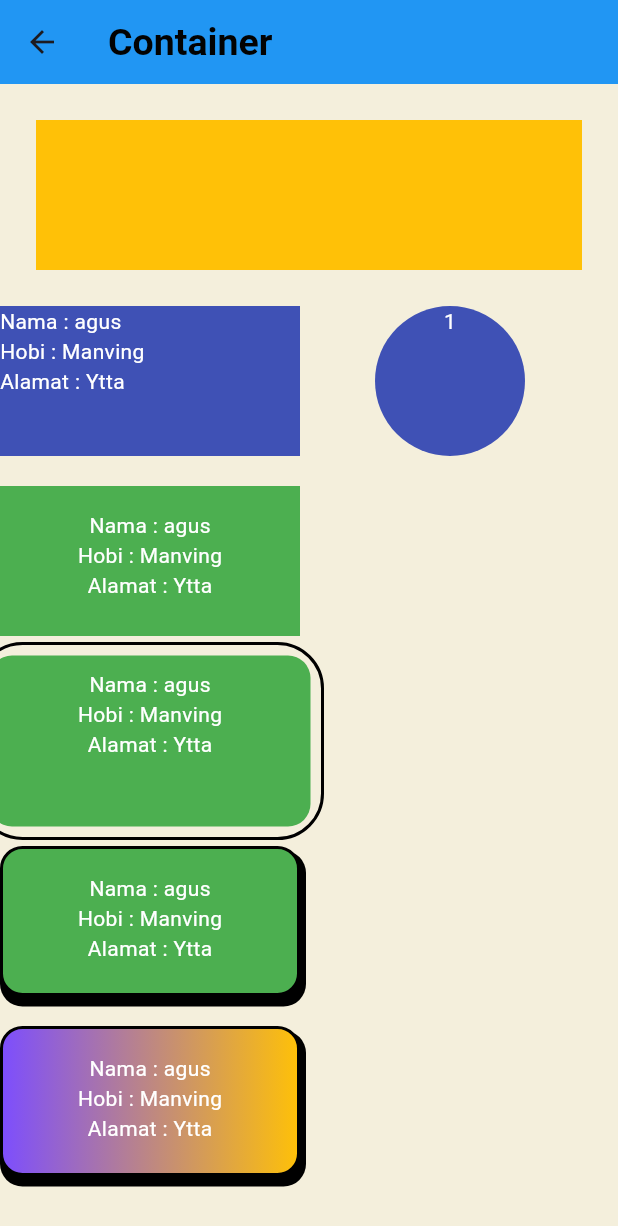
After one commit to ShineyVamp/PPKD_Tugas_Dan_Materi, a Flutter app: the ContainerDay6 screen opened directly, on a phone screen of 412 x 824 dp. The commit adds this screen. Shown: the top 1226 px of the screen. Run offline on Flutter 3.47's test engine with Material 3 defaults, Android fonts, the phone set to English and light mode, and no system bars.

Commit message:
belajar hari ini

```diff
--- /dev/null
+++ b/hari6-17/flutterday6/lib/day_6/container.dart
@@ -0,0 +1,165 @@
+import 'package:flutter/material.dart';
+
+class ContainerDay6 extends StatelessWidget {
+  const ContainerDay6({super.key});
+
+  @override
+  Widget build(BuildContext context) {
+    return Scaffold(
+      backgroundColor: Color(0xfff4efdc),
+      appBar: AppBar(
+        title: Text("Container"),
+        titleTextStyle: TextStyle(color: const Color.fromARGB(255, 2, 2, 2), fontSize: 25, fontWeight: FontWeight.bold),
+        backgroundColor: Colors.blue,
+      ),
+      body: Column(
+        crossAxisAlignment: CrossAxisAlignment.start,
+        children: [
+          Padding(
+            padding: const EdgeInsets.all(24.0),
+            // container 1
+            child: Container(
+              height: 100,
+              width: 400,
+              color: Colors.amber,
+            ),
+          ),
+          // container 2
+          Row(
+            children: [
+              Container(
+                height: 100,
+                width: 200,
+                color: Colors.indigo,
+                child: Column(
+                  crossAxisAlignment: CrossAxisAlignment.start, // agar align bisa diterapkan harus ditulis di yang punya children nya (parent)
+                  children: [ // hanya bisa diisi yang support list
+                    Text("Nama : agus", style: TextStyle(color: Colors.white), textAlign: TextAlign.left,),
+                    Text("Hobi : Manving", style: TextStyle(color: Colors.white),),
+                    Text("Alamat : Ytta", style: TextStyle(color: Colors.white),)
+                  ],
+                ),
+              ),
+        Container(
+            height: 100,
+            width: 200,
+            decoration: BoxDecoration(
+              shape: BoxShape.circle,
+              color: Colors.indigo,
+            ),
+            child: Column( // agar align bisa diterapkan harus ditulis di yang punya children nya (parent)
+              children: [ // hanya bisa diisi yang support list
+                Text("1", style: TextStyle(color: Colors.white), textAlign: TextAlign.left,),
+              ],
+            ),
+          ),
+            ],
+          ),
+          // container 3
+          Container(
+            margin: EdgeInsets.only(top: 20),
+            padding: EdgeInsets.all(16),
+            height: 100,
+            width: 200,
+            color: Colors.green,
+            child: Column(
+              crossAxisAlignment: CrossAxisAlignment.center, // agar align bisa diterapkan harus ditulis di yang punya children nya (parent)
+              children: [ // hanya bisa diisi yang support list
+                Text("Nama : agus", style: TextStyle(color: Colors.white), textAlign: TextAlign.left,),
+                Text("Hobi : Manving", style: TextStyle(color: Colors.white),),
+                Text("Alamat : Ytta", style: TextStyle(color: Colors.white),)
+              ],
+            ),
+          ),
+          // container 4
+          Container(
+            margin: EdgeInsets.only(top: 20),
+            padding: EdgeInsets.all(16),
+            height: 100,
+            width: 200,
+            // color: Colors.green,
+            decoration: BoxDecoration(
+              color: Colors.green, //h harus ditulis dalam decoration jika pakai decoration, jika tidak akan error
+              // backgroundBlendMode: BlendMode.color
+              border: Border.all(color: Colors.black, width: 2, strokeAlign: 15),
+              borderRadius: BorderRadius.all(Radius.circular(15))
+            ),
+
+            child: Column(
+              crossAxisAlignment: CrossAxisAlignment.center, // agar align bisa diterapkan harus ditulis di yang punya children nya (parent)
+              children: [ // hanya bisa diisi yang support list
+                Text("Nama : agus", style: TextStyle(color: Colors.white), textAlign: TextAlign.left,),
+                Text("Hobi : Manving", style: TextStyle(color: Colors.white),),
+                Text("Alamat : Ytta", style: TextStyle(color: Colors.white),)
+              ],
+            ),
+          ),
+          // container 5
+          Container(
+            margin: EdgeInsets.only(top: 20),
+            padding: EdgeInsets.all(16),
+            height: 100,
+            width: 200,
+            // color: Colors.green,
+            decoration: BoxDecoration(
+              color: Colors.green, //h harus ditulis dalam decoration jika pakai decoration, jika tidak akan error
+              // backgroundBlendMode: BlendMode.color
+              border: Border.all(color: Colors.black, width: 2),
+              borderRadius: BorderRadius.all(Radius.circular(15)),
+              boxShadow: [
+                BoxShadow(
+                  blurStyle: BlurStyle.solid,
+                  blurRadius: 0,
+                  spreadRadius: 2,
+                  color: Colors.black,
+                  offset: Offset(2,5)
+                )
+              ]
+            ),
+
+            child: Column(
+              crossAxisAlignment: CrossAxisAlignment.center, // agar align bisa diterapkan harus ditulis di yang punya children nya (parent)
+              children: [ // hanya bisa diisi yang support list
+                Text("Nama : agus", style: TextStyle(color: Colors.white), textAlign: TextAlign.left,),
+                Text("Hobi : Manving", style: TextStyle(color: Colors.white),),
+                Text("Alamat : Ytta", style: TextStyle(color: Colors.white),)
+              ],
+            ),
+          ),
+          Container(
+            margin: EdgeInsets.only(top: 20),
+            padding: EdgeInsets.all(16),
+            height: 100,
+            width: 200,
+            // color: Colors.green,
+            decoration: BoxDecoration(
+              color: Colors.green, //harus ditulis dalam decoration jika pakai decoration, jika tidak akan error
+              // backgroundBlendMode: BlendMode.color
+              border: Border.all(color: Colors.black, width: 2),
+              borderRadius: BorderRadius.all(Radius.circular(15)),
+              boxShadow: [
+                BoxShadow(
+                  blurStyle: BlurStyle.solid,
+                  blurRadius: 0,
+                  spreadRadius: 2,
+                  color: Colors.black,
+                  offset: Offset(2,5)
+                )
+              ],
+              gradient: LinearGradient(colors:[Colors.deepPurpleAccent, Colors.amber])
+            ),
+
+            child: Column(
+              crossAxisAlignment: CrossAxisAlignment.center, // agar align bisa diterapkan harus ditulis di yang punya children nya (parent)
+              children: [ // hanya bisa diisi yang support list
+                Text("Nama : agus", style: TextStyle(color: Colors.white), textAlign: TextAlign.left,),
+                Text("Hobi : Manving", style: TextStyle(color: Colors.white),),
+                Text("Alamat : Ytta", style: TextStyle(color: Colors.white),)
+              ],
+            ),
+          ),
+        ],
+      ),
+    );
+  }
+}
--- a/hari6-17/flutterday6/lib/main.dart
+++ b/hari6-17/flutterday6/lib/main.dart
@@ -1,6 +1,10 @@
 import 'package:flutter/material.dart';
 import 'package:flutterday6/TugasFlutter/Tugas1Flutter.dart';
+import 'package:flutterday6/day_5/layouting.dart';
 import 'package:flutterday6/day_5/styling.dart';
+import 'package:flutterday6/day_6/container.dart';
+import 'package:flutterday6/day_6/image.dart';
+import 'package:flutterday6/day_6/layouting.dart';
 
 void main() {
   runApp(const MyApp());
@@ -32,7 +36,7 @@ class MyApp extends StatelessWidget {
         // tested with just a hot reload.
         colorScheme: .fromSeed(seedColor: Colors.deepPurple),
       ),
-      home: Tugas1flutter(),
+      home: ImageDay6(),
     );
   }
 }
--- a/hari6-17/flutterday6/pubspec.yaml
+++ b/hari6-17/flutterday6/pubspec.yaml
@@ -58,9 +58,8 @@ flutter:
   uses-material-design: true
 
   # To add assets to your application, add an assets section, like this:
-  # assets:
-  #   - images/a_dot_burr.jpeg
-  #   - images/a_dot_ham.jpeg
+  assets:
+    - assets/images/
 
   # An image asset can refer to one or more resolution-specific "variants", see
   # https://flutter.dev/to/resolution-aware-images
```
Also changed, not shown: hari6-17/flutterday6/lib/day_6/image.dart (added, +29 -0 lines), hari6-17/flutterday6/lib/day_6/layouting.dart (added, +74 -0 lines), hari6-17/flutterday6/assets/images/absen.jpg (added).
